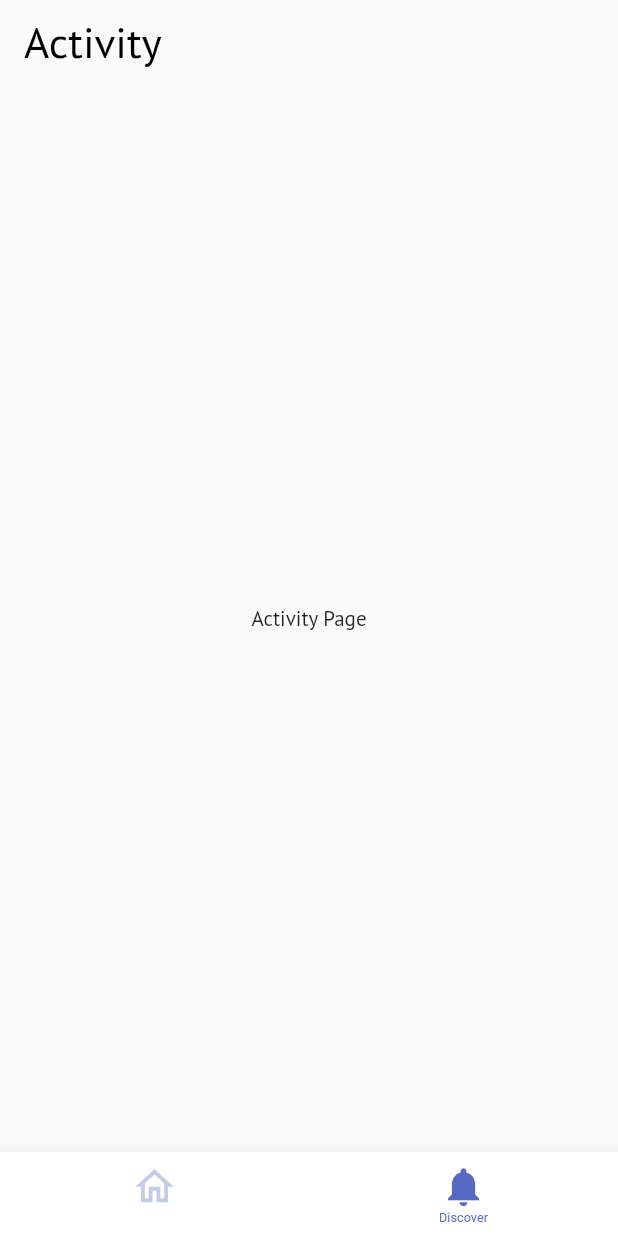
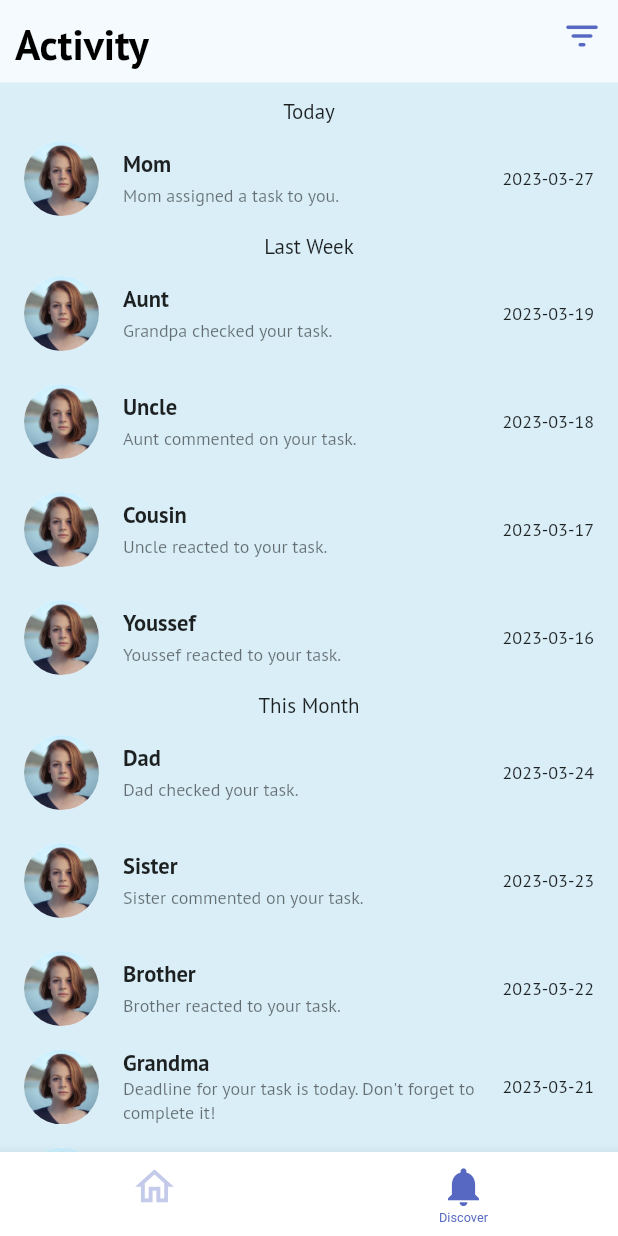
Before and after one commit to HadiHype/Achievio, a Flutter app: the screen it shows after launch, item 2 of the bottom bar chosen, on a phone screen of 412 x 824 dp. Run offline on Flutter 3.47's test engine with Material 2 defaults, Android fonts, the phone set to English and light mode, and no system bars; our stand-ins replace google_fonts.

Commit message:
add activity page content

```diff
--- a/lib/Navigation Pages/Activity/activity_page.dart
+++ b/lib/Navigation Pages/Activity/activity_page.dart
@@ -1,5 +1,7 @@
 import 'package:achievio/User%20Interface/app_colors.dart';
 import 'package:flutter/material.dart';
+
+import '../../User Interface/variables.dart';
 
 class ActivityPage extends StatefulWidget {
   const ActivityPage({super.key});
@@ -11,22 +13,146 @@ class ActivityPage extends StatefulWidget {
 class _ActivityPageState extends State<ActivityPage> {
   @override
   Widget build(BuildContext context) {
-    return Scaffold(
-      appBar: AppBar(
+    final now = DateTime.now();
+
+    // Define variables to store the lists for each group
+    final todayList = <Widget>[];
+    final yesterdayList = <Widget>[];
+    final lastWeekList = <Widget>[];
+    final thisMonthList = <Widget>[];
+    final earlierList = <Widget>[];
+
+    // Loop through each item in the list
+    for (int i = 0; i < taskDate.length; i++) {
+      // Get the date of the current list item
+      final itemDate = DateTime.parse(taskDate[i]);
+
+      // Determine the time difference between the current date and the list item date
+      final diff = now.difference(itemDate);
+
+      // Determine the time difference in days
+      final daysDiff = diff.inDays;
+
+      // Define a widget that displays the list item
+      final listItem = ListTile(
+        leading: const CircleAvatar(
+          radius: 25,
+          backgroundColor: Colors.white,
+          backgroundImage: AssetImage("assets/images/Profile_Image.jpg"),
+        ),
         title: Text(
-          'Activity',
-          style: TextStyle(
-            color: kTitleColor,
-            fontSize: MediaQuery.of(context).size.width * 0.07,
+          usernames[i],
+          style: const TextStyle(
+            fontSize: 15,
+            fontWeight: FontWeight.w600,
           ),
         ),
+        subtitle: Text(
+          taskStatus[i],
+          style: const TextStyle(
+            fontSize: 12,
+            fontWeight: FontWeight.w400,
+          ),
+        ),
+        trailing: Text(
+          taskDate[i],
+          style: const TextStyle(
+            fontSize: 12,
+            fontWeight: FontWeight.w400,
+          ),
+        ),
+      );
 
-        //transparent appbar
-        backgroundColor: Colors.transparent,
-        elevation: 0,
-      ),
-      body: const Center(
-        child: Text('Activity Page'),
+      // Add the list item to the appropriate list based on time difference
+      if (daysDiff == 0) {
+        todayList.add(listItem);
+      } else if (daysDiff == 1) {
+        yesterdayList.add(listItem);
+      } else if (daysDiff >= 7 && daysDiff < 14) {
+        lastWeekList.add(listItem);
+      } else if (daysDiff <= 30) {
+        thisMonthList.add(listItem);
+      } else {
+        earlierList.add(listItem);
+      }
+    }
+
+    // Define a widget that displays a group of items with a header
+    Widget buildGroup(String header, List<Widget> items) {
+      return items.isNotEmpty
+          ? Column(
+              crossAxisAlignment: CrossAxisAlignment.start,
+              children: [
+                Center(child: Text(header)),
+                // const SizedBox(height: 2),
+                ...items,
+              ],
+            )
+          : Container();
+    }
+
+    return Scaffold(
+      backgroundColor: kBackgroundColor,
+      body: SafeArea(
+        child: CustomScrollView(
+          physics: const ScrollPhysics(
+            parent: BouncingScrollPhysics(),
+          ),
+          clipBehavior: Clip.antiAliasWithSaveLayer,
+          slivers: [
+            SliverAppBar(
+              flexibleSpace: Row(
+                mainAxisAlignment: MainAxisAlignment.spaceBetween,
+                children: [
+                  const Padding(
+                    padding: EdgeInsets.only(top: 10, left: 10),
+                    child: Text(
+                      "Activity",
+                      style: TextStyle(
+                        fontSize: 28,
+                        fontWeight: FontWeight.bold,
+                        color: kTitleColor,
+                      ),
+                    ),
+                  ),
+                  IconButton(
+                    onPressed: () {},
+                    splashColor: kLightSecondaryColor,
+                    highlightColor: Colors.transparent,
+                    hoverColor: Colors.transparent,
+                    splashRadius: 20,
+                    icon: const Icon(
+                      Icons.filter_list_rounded,
+                      color: kSecondaryColor,
+                      size: 28,
+                    ),
+                  ),
+                ],
+              ),
+              pinned: true,
+              expandedHeight: 55,
+              toolbarHeight: 55,
+              backgroundColor: Colors.white70,
+              elevation: 0,
+            ),
+
+            // Build the list with groups of items
+            SliverList(
+              delegate: SliverChildListDelegate(
+                [
+                  SizedBox(
+                    height: 10,
+                  ),
+                  buildGroup("Today", todayList),
+                  buildGroup("Yesterday", yesterdayList),
+                  buildGroup("Last Week", lastWeekList),
+                  buildGroup("This Month", thisMonthList),
+                  buildGroup("Earlier", earlierList)
+                ],
+              ),
+            ),
+          ],
+        ),
       ),
     );
   }
--- a/lib/User Interface/variables.dart
+++ b/lib/User Interface/variables.dart
@@ -25,3 +25,56 @@ List<String> subTitles = [
   "Let us exercise and eat healthy. I am sure you will be happy with the results!",
   "We love to eat. Let us eat healthy and exercise. I am sure you will be happy with the results!"
 ];
+
+List<String> usernames = [
+  "Mom",
+  "Dad",
+  "Sister",
+  "Brother",
+  "Grandma",
+  "Grandpa",
+  "Aunt",
+  "Uncle",
+  "Cousin",
+  "Youssef",
+];
+
+List<String> taskStatus = [
+  "Mom assigned a task to you.",
+  "Dad checked your task.",
+  "Sister commented on your task.",
+  "Brother reacted to your task.",
+  "Deadline for your task is today. Don't forget to complete it!",
+  "Grandma assigned a task to you.",
+  "Grandpa checked your task.",
+  "Aunt commented on your task.",
+  "Uncle reacted to your task.",
+  "Youssef reacted to your task.",
+];
+//put dates, for example: "2022-01-01"
+
+// List<String> taskDate = [
+//   "03-27-2023",
+//   "03-24-2023",
+//   "03-23-2023",
+//   "03-22-2023",
+//   "03-21-2023",
+//   "03-20-2023",
+//   "03-19-2023",
+//   "03-18-2023",
+//   "03-17-2023",
+//   "03-16-2023",
+// ];
+
+List<String> taskDate = [
+  "2023-03-27",
+  "2023-03-24",
+  "2023-03-23",
+  "2023-03-22",
+  "2023-03-21",
+  "2023-03-20",
+  "2023-03-19",
+  "2023-03-18",
+  "2023-03-17",
+  "2023-03-16",
+];
```
